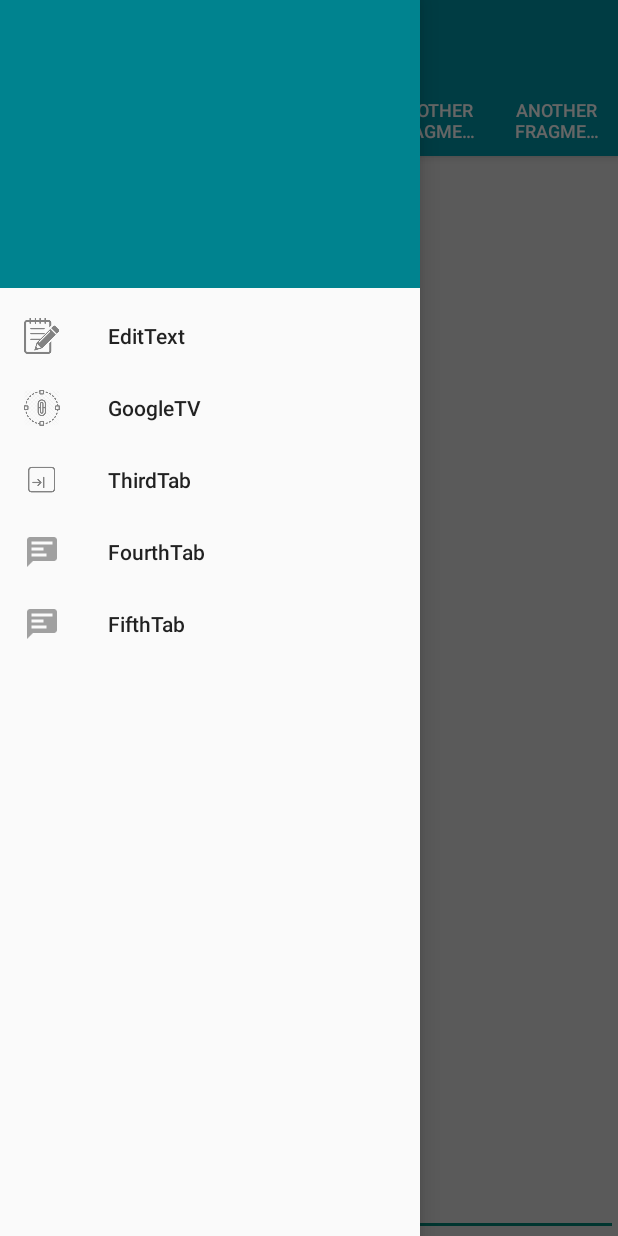
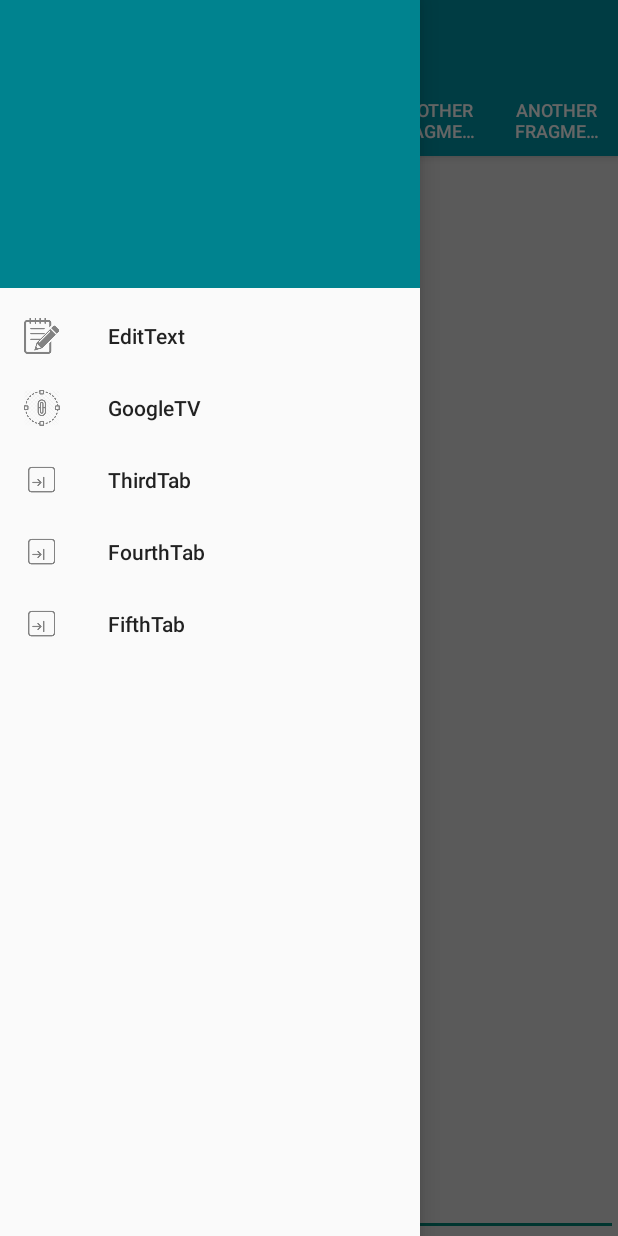
Before and after one commit to sektum/android_tasks, an Android app: the screen it shows after launch (MainActivity), with the side drawer open, on a phone screen of 412 x 824 dp. Run offline under Robolectric (Android 15) with nearby library versions, the phone set to English and light mode, and no system bars; 1 statement that could not run was skipped.

Commit message:
small fixes, mipmap icon has left here

```diff
--- a/task7/app/build.gradle
+++ b/task7/app/build.gradle
@@ -18,6 +18,7 @@ android {
     }
 }
 
+
 dependencies {
     implementation fileTree(dir: 'libs', include: ['*.jar'])
     implementation 'com.android.support:appcompat-v7:28.0.0'
--- a/task7/app/src/main/res/layout/fragment_ipsum.xml
+++ b/task7/app/src/main/res/layout/fragment_ipsum.xml
@@ -1,6 +1,6 @@
 <?xml version="1.0" encoding="utf-8"?>
-<LinearLayout xmlns:android="http://schemas.android.com/apk/res/android"
-    android:orientation="vertical" android:layout_width="match_parent"
+<android.support.v4.widget.NestedScrollView xmlns:android="http://schemas.android.com/apk/res/android"
+    android:layout_width="match_parent"
     android:layout_height="match_parent">
 
     <TextView
@@ -8,4 +8,4 @@
         android:layout_height="match_parent"
         android:text="@string/ipsum"/>
 
-</LinearLayout>
+</android.support.v4.widget.NestedScrollView>
--- a/task7/app/src/main/res/menu/menu_navigation.xml
+++ b/task7/app/src/main/res/menu/menu_navigation.xml
@@ -18,12 +18,12 @@
         android:title="@string/menu_item_third" />
     <item
         android:id="@+id/actionFourthItem"
-        android:icon="@mipmap/ic_message_text"
+        android:icon="@drawable/ic_ipsum"
         android:orderInCategory="4"
         android:title="@string/menu_item_fourth" />
     <item
         android:id="@+id/actionFifthItem"
-        android:icon="@mipmap/ic_message_text"
+        android:icon="@drawable/ic_ipsum"
         android:orderInCategory="5"
         android:title="@string/menu_item_fifth" />
 
```
Also changed, not shown: task7/app/src/main/res/mipmap-hdpi/ic_message_text.png (deleted), task7/app/src/main/res/mipmap-hdpi/ic_plus.png (deleted), task7/app/src/main/res/mipmap-mdpi/ic_message_text.png (deleted), task7/app/src/main/res/mipmap-mdpi/ic_plus.png (deleted), task7/app/src/main/res/mipmap-xhdpi/ic_message_text.png (deleted), task7/app/src/main/res/mipmap-xhdpi/ic_plus.png (deleted), task7/app/src/main/res/mipmap-xxhdpi/ic_message_text.png (deleted), task7/app/src/main/res/mipmap-xxhdpi/ic_plus.png (deleted).
